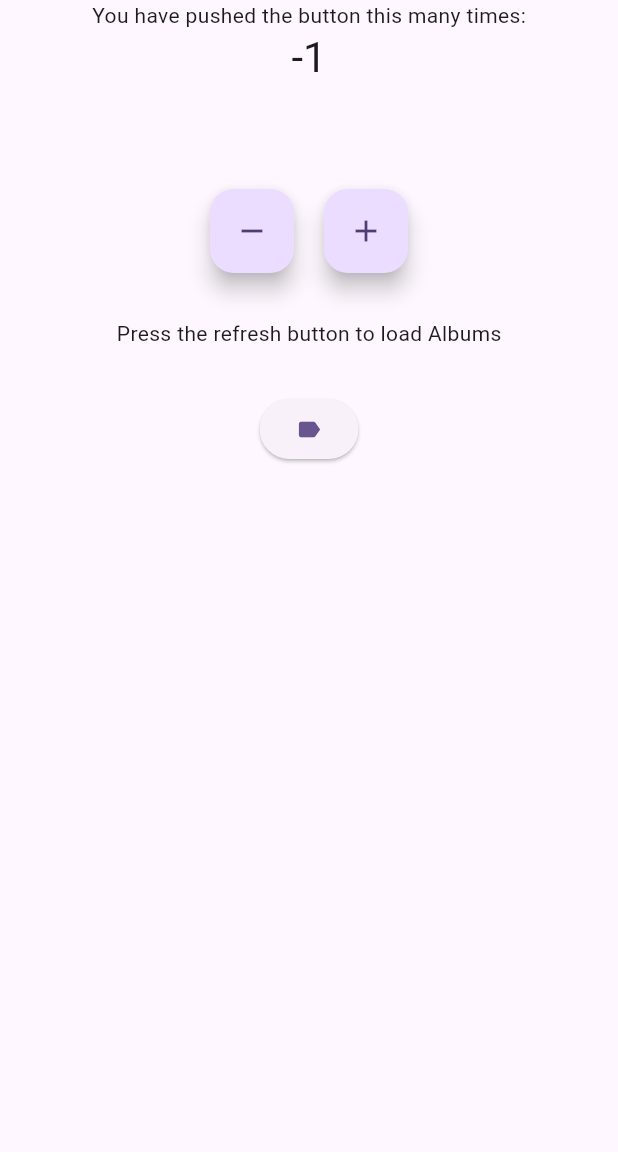
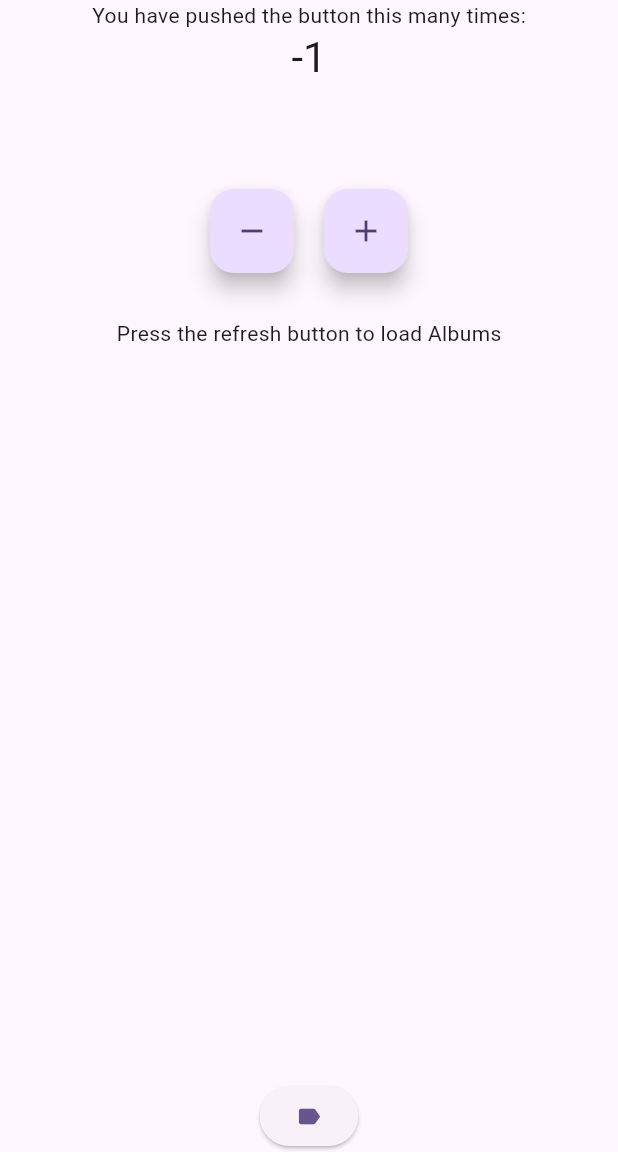
Before and after one commit to timokohlmann/bloc_demo, a Flutter app: the screen it shows after launch, after a tap on the "remove" icon, on a phone screen of 412 x 824 dp, the part 84-1236 px from its top. Run offline on Flutter 3.47's test engine with Material 3 defaults, Android fonts, the phone set to English and light mode, and no system bars; our stand-ins replace flutter_bloc; network calls fail.

Commit message:
fix layout and file naming

```diff
--- a/lib/modules/homepage/bloc/home_state.dart
+++ b/lib/modules/homepage/bloc/home_state.dart
@@ -1,4 +1,4 @@
-import 'package:bloc_demo/modules/homepage/presentation/employee_model.dart';
+import 'package:bloc_demo/modules/homepage/presentation/album_model.dart';
 
 class MyHomePageState {
   final int counter;
--- a/lib/modules/homepage/data/repository/home_repository.dart
+++ b/lib/modules/homepage/data/repository/home_repository.dart
@@ -1,6 +1,6 @@
 import 'dart:convert';
 
-import 'package:bloc_demo/modules/homepage/presentation/employee_model.dart';
+import 'package:bloc_demo/modules/homepage/presentation/album_model.dart';
 import 'package:http/http.dart' as http;
 
 class AlbumRepository {
--- a/lib/modules/homepage/presentation/home.dart
+++ b/lib/modules/homepage/presentation/home.dart
@@ -52,11 +52,10 @@ class MyHomePage extends StatelessWidget {
                   ],
                 ),
                 Expanded(
-                    child: Column(
-                  children: [
-                    Padding(
+                  child: Padding(
                     padding: const EdgeInsets.all(30),
                     child: buildStateDependentWidget(state),
+                  ),
                 ),
                 ElevatedButton(
                   onPressed: () {
@@ -64,8 +63,6 @@ class MyHomePage extends StatelessWidget {
                   },
                   child: const Icon(Icons.label),
                 ),
-                  ],
-                )),
               ],
             ),
           );
```
Also changed, not shown: lib/modules/homepage/presentation/album_model.dart (renamed from lib/modules/homepage/presentation/employee_model.dart), 1 other file. Lines whose indentation alone changed are shown as unchanged.
